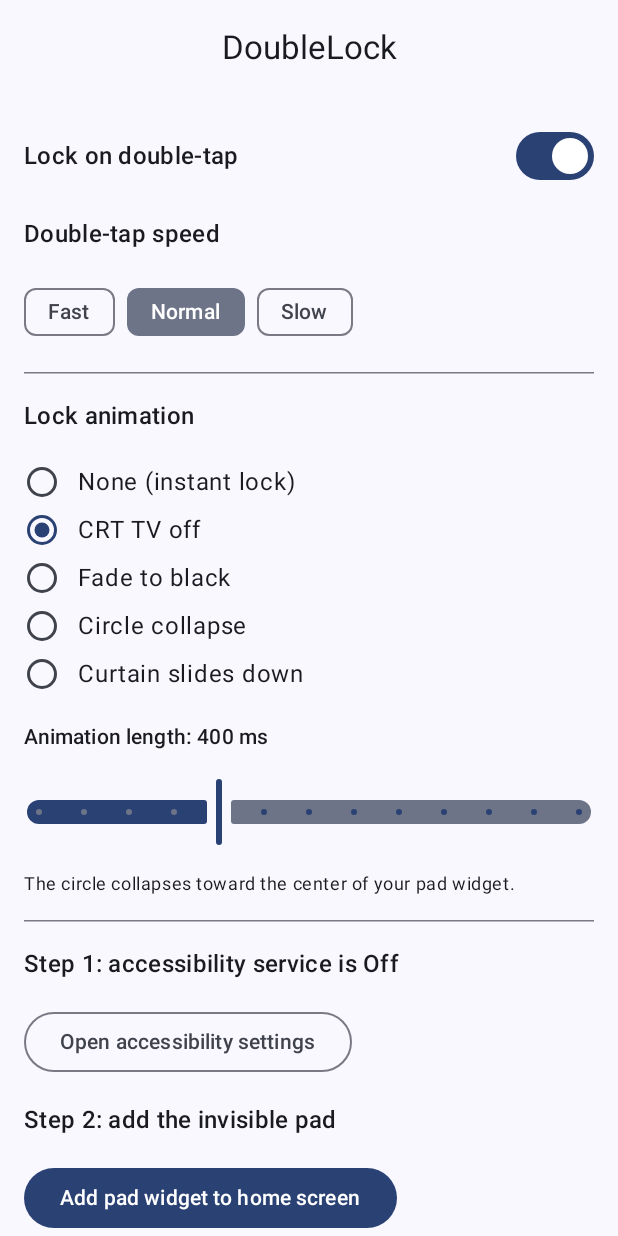
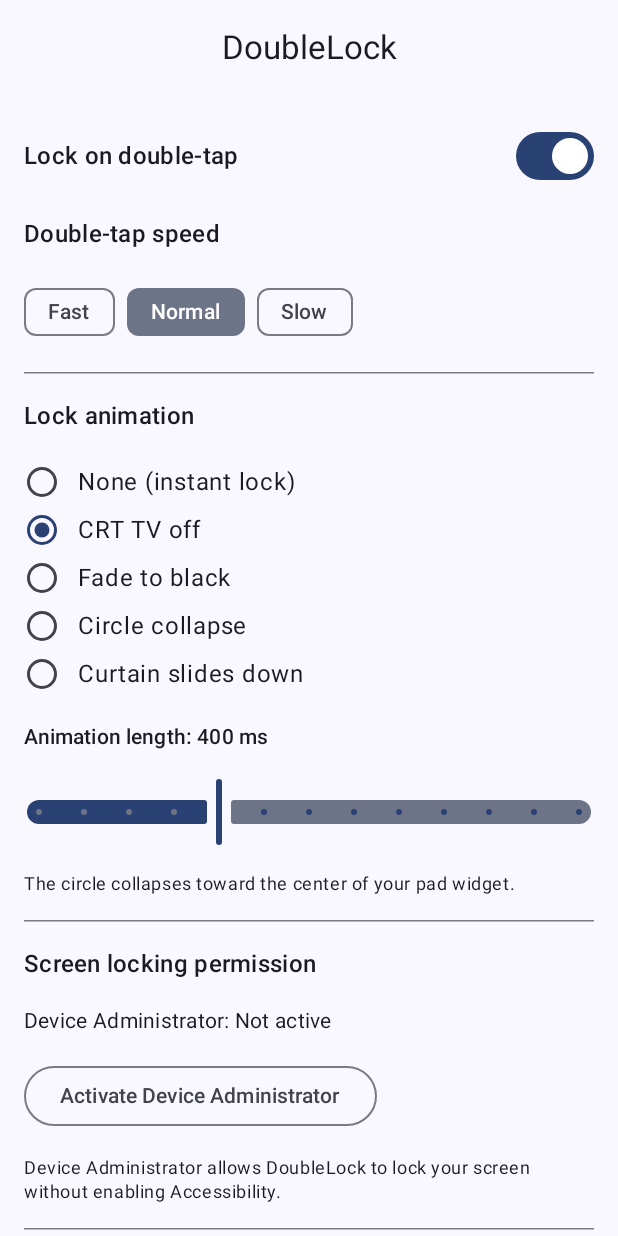
Before and after one commit to amrnsyt/DoubleLock, an Android app built with Jetpack Compose: the screen it shows after launch (MainActivity), on a phone screen of 412 x 824 dp. Run offline under Robolectric (Android 15) with nearby library versions, the phone set to English and light mode, and no system bars.

Commit message:
Add Device Administrator screen locking

```diff
--- /dev/null
+++ b/app/src/main/java/com/amrnsyt/doublelock/DeviceAdminManager.kt
@@ -0,0 +1,29 @@
+package com.amrnsyt.doublelock
+
+import android.app.admin.DevicePolicyManager
+import android.content.ComponentName
+import android.content.Context
+
+object DeviceAdminManager {
+
+    fun component(context: Context): ComponentName =
+        ComponentName(context, DoubleLockDeviceAdminReceiver::class.java)
+
+    fun isActive(context: Context): Boolean {
+        val manager = context.getSystemService(DevicePolicyManager::class.java)
+        return manager.isAdminActive(component(context))
+    }
+
+    fun lockNow(context: Context): Boolean {
+        val manager = context.getSystemService(DevicePolicyManager::class.java)
+
+        if (!manager.isAdminActive(component(context))) return false
+
+        return try {
+            manager.lockNow()
+            true
+        } catch (_: SecurityException) {
+            false
+        }
+    }
+}
--- /dev/null
+++ b/app/src/main/java/com/amrnsyt/doublelock/DoubleLockDeviceAdminReceiver.kt
@@ -0,0 +1,5 @@
+package com.amrnsyt.doublelock
+
+import android.app.admin.DeviceAdminReceiver
+
+class DoubleLockDeviceAdminReceiver : DeviceAdminReceiver()
--- a/app/src/main/java/com/amrnsyt/doublelock/HomeViewModel.kt
+++ b/app/src/main/java/com/amrnsyt/doublelock/HomeViewModel.kt
@@ -4,6 +4,7 @@ import android.app.Application
 import androidx.compose.runtime.Immutable
 import androidx.lifecycle.AndroidViewModel
 import androidx.lifecycle.viewModelScope
+import kotlinx.coroutines.flow.MutableStateFlow
 import kotlinx.coroutines.flow.SharingStarted
 import kotlinx.coroutines.flow.StateFlow
 import kotlinx.coroutines.flow.combine
@@ -18,7 +19,8 @@ sealed interface UiState {
         val speed: TapSpeed,
         val animation: LockAnimation,
         val durationMs: Int,
-        val serviceConnected: Boolean
+        val serviceConnected: Boolean,
+        val adminActive: Boolean
     ) : UiState
 }
 
@@ -26,15 +28,45 @@ class HomeViewModel(application: Application) : AndroidViewModel(application) {
 
     private val store = SettingsStore.get(application)
 
-    val uiState: StateFlow<UiState> = combine(
+    private val adminActive = MutableStateFlow(
+        DeviceAdminManager.isActive(application)
+    )
+
+    private val baseState = combine(
         store.enabled,
         store.speed,
         store.animation,
         store.durationMs,
         LockAccessibilityService.connected
     ) { enabled, speed, animation, durationMs, connected ->
-        UiState.Success(enabled, speed, animation, durationMs, connected)
-    }.stateIn(viewModelScope, SharingStarted.WhileSubscribed(5_000), UiState.Loading)
+        UiState.Success(
+            enabled,
+            speed,
+            animation,
+            durationMs,
+            connected,
+            adminActive.value
+        )
+    }
+
+    val uiState: StateFlow<UiState> = combine(
+        baseState,
+        adminActive
+    ) { state, active ->
+        if (state is UiState.Success) {
+            state.copy(adminActive = active)
+        } else {
+            state
+        }
+    }.stateIn(
+        viewModelScope,
+        SharingStarted.WhileSubscribed(5_000),
+        UiState.Loading
+    )
+
+    fun refreshAdminStatus() {
+        adminActive.value = DeviceAdminManager.isActive(getApplication())
+    }
 
     fun setEnabled(value: Boolean) = store.setEnabled(value)
 
--- a/app/src/main/java/com/amrnsyt/doublelock/Screens.kt
+++ b/app/src/main/java/com/amrnsyt/doublelock/Screens.kt
@@ -42,15 +42,19 @@ fun SettingsScreen(
     onAnimation: (LockAnimation) -> Unit,
     onDuration: (Int) -> Unit,
     onOpenAccessibility: () -> Unit,
+    onActivateDeviceAdmin: () -> Unit,
     onAddWidget: () -> Unit
 ) {
     var sliderValue by remember(state.durationMs) {
         mutableFloatStateOf(state.durationMs.toFloat())
     }
+
     val animationOn = state.animation != LockAnimation.NONE
 
     Scaffold(
-        topBar = { CenterAlignedTopAppBar(title = { Text("DoubleLock") }) }
+        topBar = {
+            CenterAlignedTopAppBar(title = { Text("DoubleLock") })
+        }
     ) { padding ->
         Column(
             modifier = Modifier
@@ -65,11 +69,21 @@ fun SettingsScreen(
                 horizontalArrangement = Arrangement.SpaceBetween,
                 verticalAlignment = Alignment.CenterVertically
             ) {
-                Text("Lock on double-tap", style = MaterialTheme.typography.titleMedium)
-                Switch(checked = state.enabled, onCheckedChange = onToggle)
+                Text(
+                    "Lock on double-tap",
+                    style = MaterialTheme.typography.titleMedium
+                )
+                Switch(
+                    checked = state.enabled,
+                    onCheckedChange = onToggle
+                )
             }
 
-            Text("Double-tap speed", style = MaterialTheme.typography.titleMedium)
+            Text(
+                "Double-tap speed",
+                style = MaterialTheme.typography.titleMedium
+            )
+
             Row(horizontalArrangement = Arrangement.spacedBy(8.dp)) {
                 TapSpeed.entries.forEach { speed ->
                     FilterChip(
@@ -82,7 +96,11 @@ fun SettingsScreen(
 
             HorizontalDivider()
 
-            Text("Lock animation", style = MaterialTheme.typography.titleMedium)
+            Text(
+                "Lock animation",
+                style = MaterialTheme.typography.titleMedium
+            )
+
             Column {
                 LockAnimation.entries.forEach { option ->
                     Row(
@@ -96,7 +114,10 @@ fun SettingsScreen(
                             .padding(vertical = 4.dp),
                         verticalAlignment = Alignment.CenterVertically
                     ) {
-                        RadioButton(selected = state.animation == option, onClick = null)
+                        RadioButton(
+                            selected = state.animation == option,
+                            onClick = null
+                        )
                         Text(
                             text = option.label,
                             modifier = Modifier.padding(start = 12.dp),
@@ -110,15 +131,19 @@ fun SettingsScreen(
                 text = "Animation length: ${sliderValue.roundToInt()} ms",
                 style = MaterialTheme.typography.titleSmall
             )
+
             Slider(
                 value = sliderValue,
                 onValueChange = { sliderValue = it },
-                onValueChangeFinished = { onDuration(sliderValue.roundToInt()) },
+                onValueChangeFinished = {
+                    onDuration(sliderValue.roundToInt())
+                },
                 valueRange = SettingsStore.MIN_DURATION_MS.toFloat()..
                     SettingsStore.MAX_DURATION_MS.toFloat(),
                 steps = 11,
                 enabled = animationOn
             )
+
             Text(
                 text = "The circle collapses toward the center of your pad widget.",
                 style = MaterialTheme.typography.bodySmall
@@ -127,25 +152,73 @@ fun SettingsScreen(
             HorizontalDivider()
 
             Text(
-                text = "Step 1: accessibility service is " +
-                    if (state.serviceConnected) "Active" else "Off",
+                "Screen locking permission",
                 style = MaterialTheme.typography.titleMedium
             )
+
+            Text(
+                "Device Administrator: " +
+                    if (state.adminActive) "Active" else "Not active",
+                style = MaterialTheme.typography.bodyMedium
+            )
+
+            OutlinedButton(
+                onClick = onActivateDeviceAdmin,
+                enabled = !state.adminActive
+            ) {
+                Text(
+                    if (state.adminActive) {
+                        "Device Administrator activated"
+                    } else {
+                        "Activate Device Administrator"
+                    }
+                )
+            }
+
+            Text(
+                "Device Administrator allows DoubleLock to lock your screen " +
+                    "without enabling Accessibility.",
+                style = MaterialTheme.typography.bodySmall
+            )
+
+            HorizontalDivider()
+
+            Text(
+                "Optional: Accessibility for animations",
+                style = MaterialTheme.typography.titleMedium
+            )
+
+            Text(
+                "Accessibility is only needed for the custom screen-lock animations. " +
+                    "If it is off, DoubleLock can still lock instantly when Device Administrator is active.",
+                style = MaterialTheme.typography.bodySmall
+            )
+
+            Text(
+                "Accessibility service: " +
+                    if (state.serviceConnected) "Active" else "Off",
+                style = MaterialTheme.typography.bodyMedium
+            )
+
             OutlinedButton(onClick = onOpenAccessibility) {
                 Text("Open accessibility settings")
             }
 
+            HorizontalDivider()
+
             Text(
-                text = "Step 2: add the invisible pad",
+                "Add the invisible pad",
                 style = MaterialTheme.typography.titleMedium
             )
+
             Button(onClick = onAddWidget) {
                 Text("Add pad widget to home screen")
             }
+
             Text(
-                text = "Place it on an empty home page and stretch it to cover the blank area. " +
-                    "Double-tap the empty space to lock. You can also add the \"Double-tap lock\" " +
-                    "Quick Settings tile to switch this on or off.",
+                "Place it on an empty home page and stretch it to cover the blank area. " +
+                    "Double-tap the empty space to lock. You can also add the " +
+                    "\"Double-tap lock\" Quick Settings tile to switch this on or off.",
                 style = MaterialTheme.typography.bodySmall
             )
         }
@@ -157,12 +230,20 @@ fun SettingsScreen(
 private fun SettingsScreenPreview() {
     MaterialTheme {
         SettingsScreen(
-            state = UiState.Success(true, TapSpeed.NORMAL, LockAnimation.CRT, 400, true),
+            state = UiState.Success(
+                true,
+                TapSpeed.NORMAL,
+                LockAnimation.CRT,
+                400,
+                true,
+                false
+            ),
             onToggle = {},
             onSpeed = {},
             onAnimation = {},
             onDuration = {},
             onOpenAccessibility = {},
+            onActivateDeviceAdmin = {},
             onAddWidget = {}
         )
     }
--- /dev/null
+++ b/app/src/main/res/xml/device_admin.xml
@@ -0,0 +1,6 @@
+<?xml version="1.0" encoding="utf-8"?>
+<device-admin xmlns:android="http://schemas.android.com/apk/res/android">
+    <uses-policies>
+        <force-lock />
+    </uses-policies>
+</device-admin>
```
Also changed, not shown: app/src/main/AndroidManifest.xml (+12 -0 lines), app/src/main/java/com/amrnsyt/doublelock/MainActivity.kt (+35 -0 lines), app/src/main/java/com/amrnsyt/doublelock/WidgetTapReceiver.kt (+25 -9 lines).
